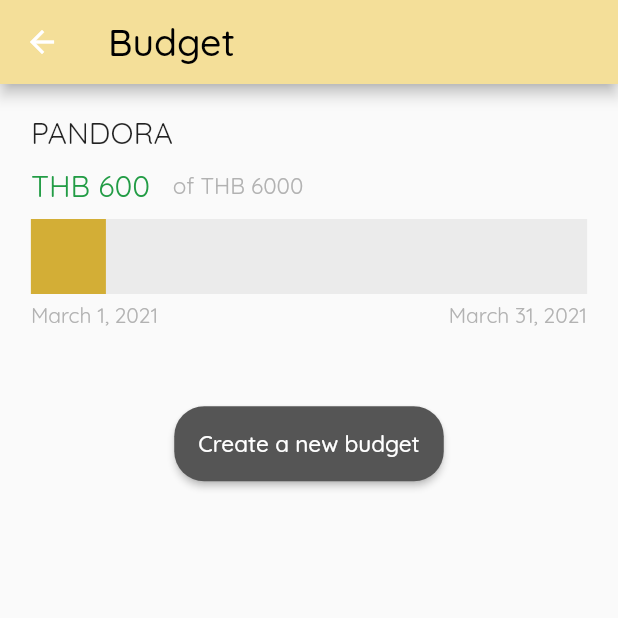
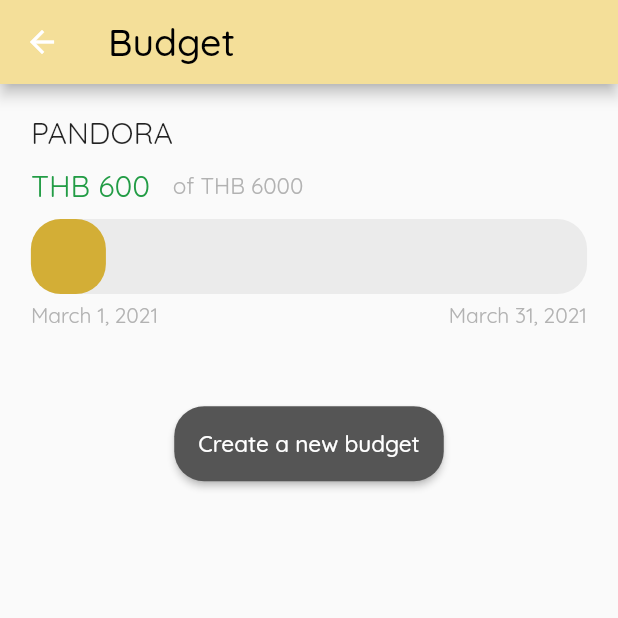
Before and after one commit to GGolfz/Setthi, a Flutter app: the BudgetScreen screen opened directly, on a phone screen of 412 x 824 dp, the top half of it. Run offline on Flutter 3.47's test engine with Material 2 defaults, Android fonts, the phone set to English and light mode, and no system bars; our stand-ins replace google_fonts.

Commit message:
[Update] borderRaduis of bar

```diff
--- a/lib/screens/budgetScreen.dart
+++ b/lib/screens/budgetScreen.dart
@@ -47,14 +47,25 @@ class BudgetScreen extends StatelessWidget {
                   ),
                   SizedBox(height: 10),
                   Container(
-                    width: MediaQuery.of(context).size.width,
-                    color:kNeutral150,
-                    child: Row(children:[SizedBox(
-                      child: Container(width: 50,height:double.infinity,color: kGold500,),
-                      height: 50,
-                      width: 50,
-                    )])
-                  ),
+                      width: MediaQuery.of(context).size.width,
+                      decoration: BoxDecoration(
+                        color: kNeutral150,
+                        borderRadius: BorderRadius.circular(20),
+                      ),
+                      child: Row(children: [
+                        SizedBox(
+                          child: Container(
+                            decoration: BoxDecoration(
+                              borderRadius: BorderRadius.circular(20),
+                              color: kGold500,
+                            ),
+                            width: 50,
+                            height: double.infinity,
+                          ),
+                          height: 50,
+                          width: 50,
+                        )
+                      ])),
                   SizedBox(height: 5),
                   Row(
                     mainAxisAlignment: MainAxisAlignment.spaceBetween,
```
